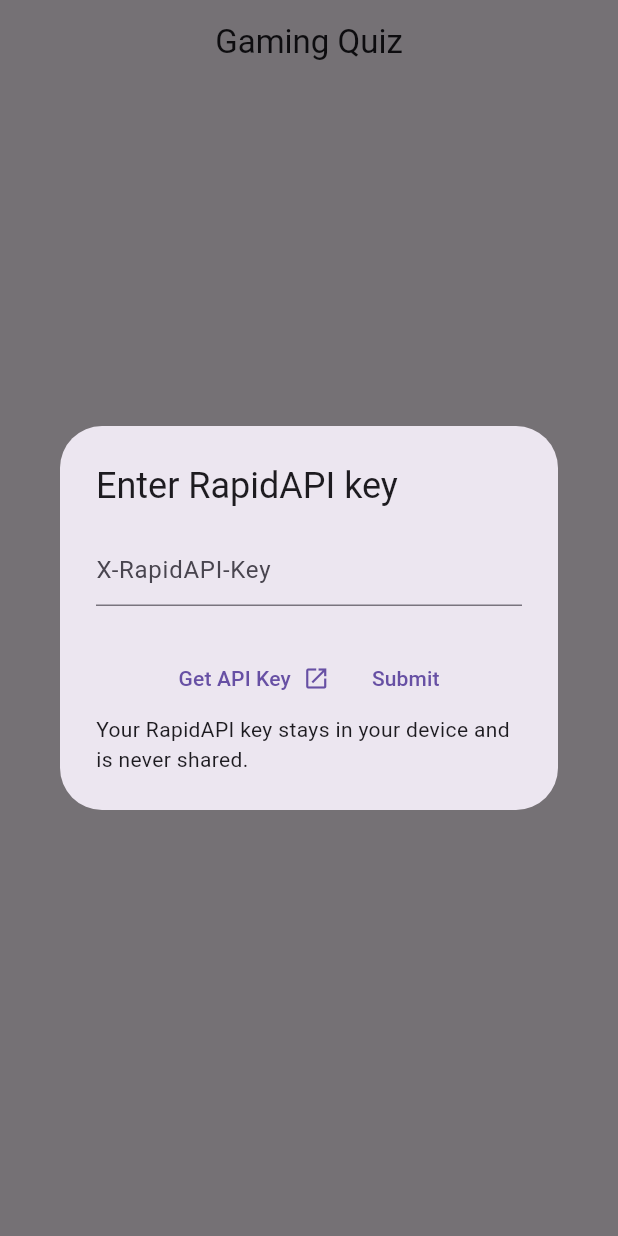
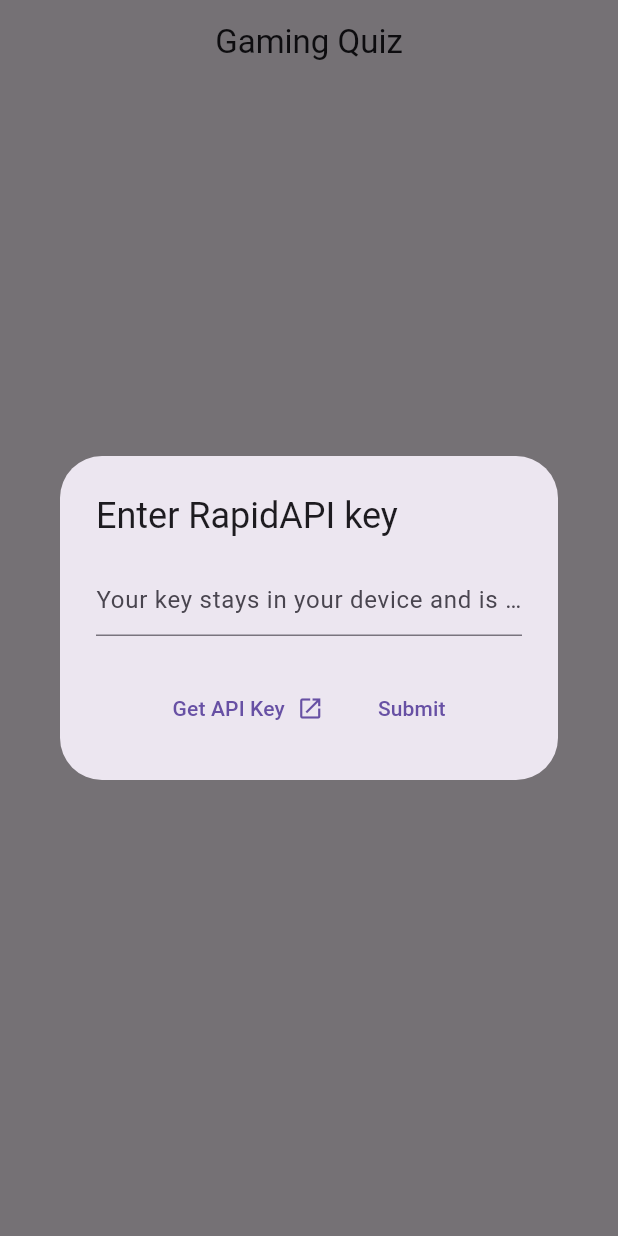
Before and after one commit to devsdocs/game_quiz_ui, a Flutter app: the screen it shows after launch, after a tap on "Enter API Key", on a phone screen of 412 x 824 dp. Run offline on Flutter 3.47's test engine with Material 3 defaults, Android fonts, the phone set to English and light mode, and no system bars; our stand-ins replace cached_network_image, dio, flutter_riverpod.

Commit message:
Minor dialog adjustment

```diff
--- a/lib/main.dart
+++ b/lib/main.dart
@@ -42,18 +42,15 @@
                                       value;
                                 },
                                 decoration: const InputDecoration(
-                                  hintText: 'X-RapidAPI-Key',
+                                  hintText:
+                                      'Your key stays in your device and is never shared.',
                                 ),
                                 keyboardType: TextInputType.text,
                               ),
+                              actionsAlignment: MainAxisAlignment.center,
                               actions: [
-                                Column(
-                                  children: [
-                                    Wrap(
-                                      children: [
                                 TextButton.icon(
-                                          onPressed: () async =>
-                                              await launchUrl(Uri.parse(
+                                  onPressed: () async => await launchUrl(Uri.parse(
                                       'https://rapidapi.com/devsdocs/api/game-quiz')),
                                   label: const Text('Get API Key'),
                                   iconAlignment: IconAlignment.end,
@@ -61,18 +58,15 @@
                                 ),
                                 TextButton(
                                   onPressed: () async {
-                                            final text =
-                                                ref.read(inputTextProvider);
+                                    final text = ref.read(inputTextProvider);
                                     final api = Api(text);
                                     final test = await api.testKey();
 
                                     if (!test) {
                                       if (context.mounted) {
                                         ScaffoldMessenger.of(context)
-                                                    .showSnackBar(
-                                                        const SnackBar(
-                                                  content: Text(
-                                                      'Invalid RapidAPI key'),
+                                            .showSnackBar(const SnackBar(
+                                          content: Text('Invalid RapidAPI key'),
                                         ));
                                       }
                                       return;
@@ -80,18 +74,10 @@
                                     if (context.mounted) {
                                       Navigator.of(context).pop();
                                     }
-                                            ref
-                                                .read(keyProvider.notifier)
-                                                .state = text;
+                                    ref.read(keyProvider.notifier).state = text;
                                     ref.invalidate(inputTextProvider);
                                   },
                                   child: const Text('Submit'),
-                                        ),
-                                      ],
-                                    ),
-                                    const Text(
-                                        'Your RapidAPI key stays in your device and is never shared.'),
-                                  ],
                                 ),
                               ],
                             );
```
Lines whose indentation alone changed are shown as unchanged.
